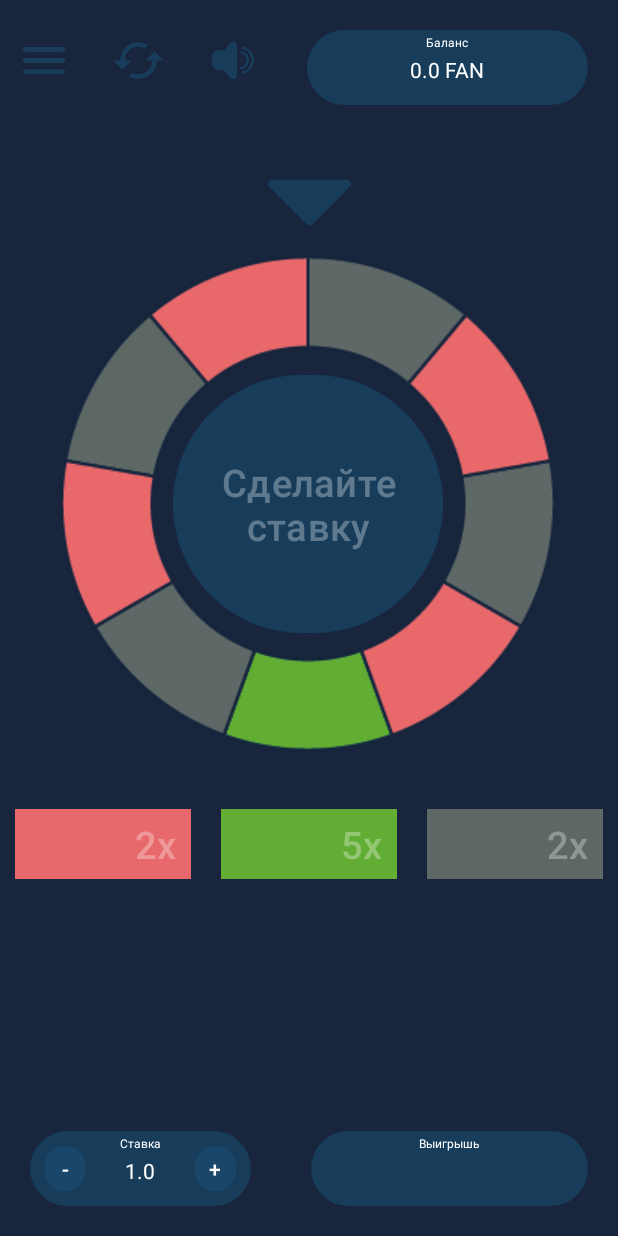
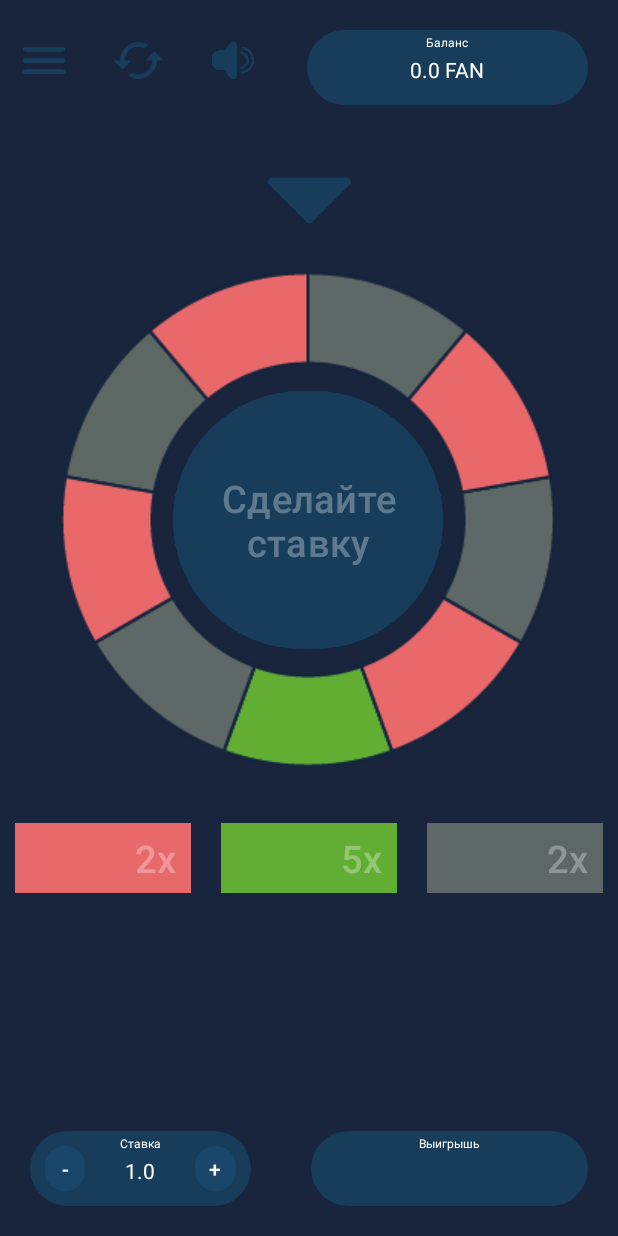
Before and after one commit to VashaAkulka/FortunaFun, an Android app: the LessMoreActivity screen opened directly, with no data from a screen before it, in the side drawer, after a tap on "Roulette", on a phone screen of 412 x 824 dp. Run offline under Robolectric (Android 15) with nearby library versions, the phone set to English and light mode, and no system bars.

```diff
--- a/app/src/main/java/com/example/roulet/Fantiki.java
+++ b/app/src/main/java/com/example/roulet/Fantiki.java
@@ -4,6 +4,9 @@ import android.content.Context;
 import android.database.sqlite.SQLiteDatabase;
 import android.view.View;
 import android.widget.TextView;
+
+import java.math.BigDecimal;
+import java.math.RoundingMode;
 
 
 public class Fantiki {
@@ -37,10 +40,12 @@ public class Fantiki {
 
     static void ViewFantiki(View v) {
         TextView balanceView = (TextView)v;
+        currentFantiki = new BigDecimal(currentFantiki).setScale(2, RoundingMode.HALF_UP).doubleValue();
         balanceView.setText("" + currentFantiki + " FAN");
     }
 
     static void ViewBet(View v) {
+        bet = new BigDecimal(bet).setScale(2, RoundingMode.HALF_UP).doubleValue();
         TextView betView = (TextView)v;
         betView.setText("" + bet);
     }
--- a/app/src/main/java/com/example/roulet/RegistrationActivity.java
+++ b/app/src/main/java/com/example/roulet/RegistrationActivity.java
@@ -49,6 +49,8 @@ public class RegistrationActivity extends AppCompatActivity {
         TextView emailView = findViewById(R.id.email_registration);
 
         if (passwordView.getText().toString().equals(confirmPasswordView.getText().toString())) {
+            if (emailView.getText().toString().endsWith("@mail.ru") || emailView.getText().toString().endsWith("@gmail.ru") ||
+                    emailView.getText().toString().endsWith("@tut.by")) {
                 LoginActivity.login = nameView.getText().toString();
                 String password = passwordView.getText().toString();
                 String email = emailView.getText().toString();
@@ -75,6 +77,10 @@ public class RegistrationActivity extends AppCompatActivity {
                 cursor.close();
             } else {
                 TextView error = findViewById(R.id.error_registration);
+                error.setText("Неверный формат электронной почты");
+            }
+        } else {
+            TextView error = findViewById(R.id.error_registration);
             error.setText("Пароли не совпадают");
         }
     }
--- a/app/src/main/res/layout/activity_roulette.xml
+++ b/app/src/main/res/layout/activity_roulette.xml
@@ -13,6 +13,7 @@
         android:layout_height="match_parent">
 
         <LinearLayout
+            android:id="@+id/linearLayout7"
             android:layout_width="match_parent"
             android:layout_height="90dp"
             app:layout_constraintTop_toTopOf="parent">
@@ -47,10 +48,10 @@
             <LinearLayout
                 android:layout_width="0dp"
                 android:layout_height="match_parent"
+                android:layout_margin="20dp"
                 android:layout_weight="1"
                 android:background="@drawable/rounded_background"
-                android:orientation="vertical"
-                android:layout_margin="20dp">
+                android:orientation="vertical">
 
                 <LinearLayout
                     android:layout_width="match_parent"
@@ -60,10 +61,10 @@
                     <TextView
                         android:layout_width="match_parent"
                         android:layout_height="match_parent"
-                        android:textColor="#FFFFFF"
                         android:gravity="center"
                         android:text="Баланс"
-                        android:textSize="8dp"/>
+                        android:textColor="#FFFFFF"
+                        android:textSize="8dp" />
                 </LinearLayout>
 
                 <LinearLayout
@@ -75,8 +76,8 @@
                         android:id="@+id/balanceView"
                         android:layout_width="match_parent"
                         android:layout_height="match_parent"
-                        android:textColor="#FFFFFF"
-                        android:gravity="center|top" />
+                        android:gravity="center|top"
+                        android:textColor="#FFFFFF" />
                 </LinearLayout>
             </LinearLayout>
 
@@ -94,7 +95,7 @@
 
             app:layout_constraintStart_toStartOf="parent"
             app:layout_constraintTop_toTopOf="parent"
-            app:layout_constraintVertical_bias="0.345"
+            app:layout_constraintVertical_bias="0.367"
             app:srcCompat="@drawable/roulette" />
 
         <Button
@@ -348,10 +349,13 @@
             android:id="@+id/imageView2"
             android:layout_width="55dp"
             android:layout_height="50dp"
-            android:layout_marginBottom="10dp"
+            android:layout_marginTop="10dp"
+            android:layout_marginBottom="15dp"
             app:layout_constraintBottom_toTopOf="@+id/roulette"
             app:layout_constraintEnd_toEndOf="parent"
             app:layout_constraintStart_toStartOf="parent"
+            app:layout_constraintTop_toBottomOf="@+id/linearLayout7"
+            app:layout_constraintVertical_bias="0.565"
             app:srcCompat="@drawable/roulette_arrow" />
 
 
```
Also changed, not shown: app/src/main/java/com/example/roulet/LessMoreActivity.java (+30 -4 lines), app/src/main/java/com/example/roulet/RouletteActivity.java (+22 -0 lines), app/src/main/res/layout/activity_less_more.xml (+4 -3 lines). Lines whose indentation alone changed are shown as unchanged.
